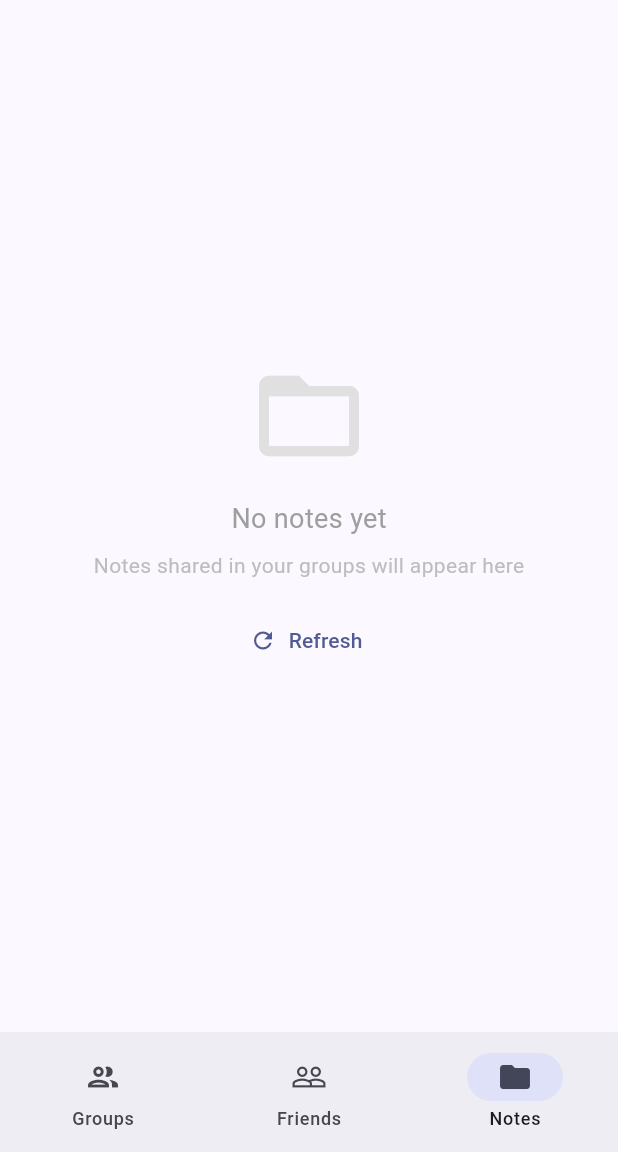
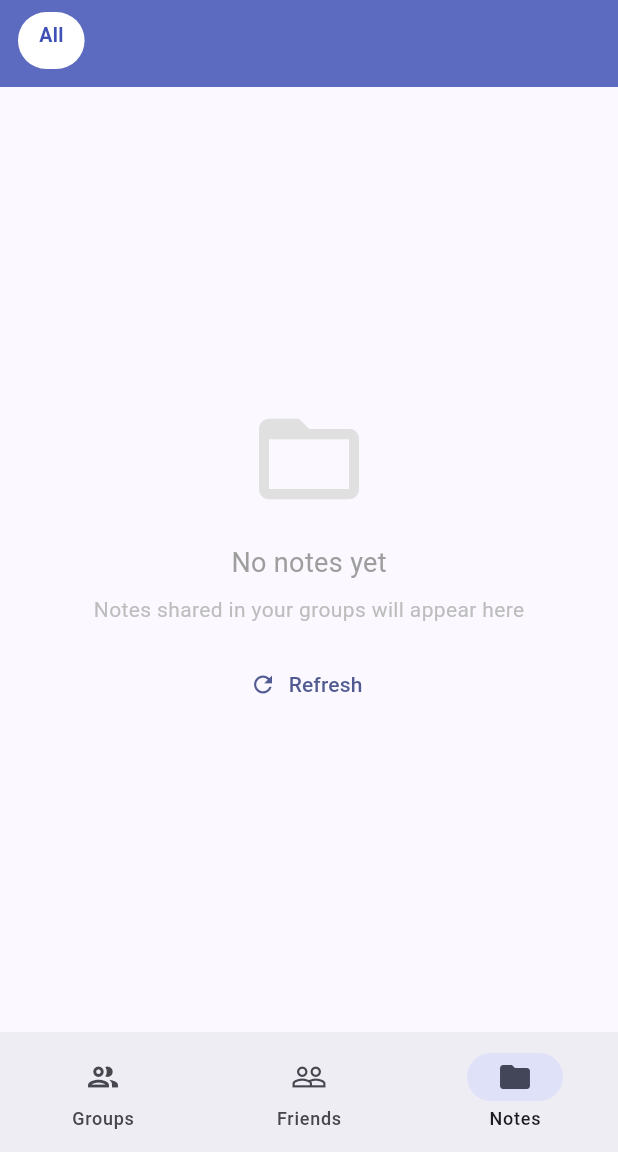
Before and after one commit to Shreerang912/StudySync, a Flutter app: the screen it shows once a user with an empty profile is signed in, item 3 of the bottom bar chosen, after a tap on "Refresh", on a phone screen of 412 x 824 dp, the part 84-1236 px from its top. Run offline on Flutter 3.47's test engine with Material 3 defaults, Android fonts, the phone set to English and light mode, and no system bars; our stand-ins replace cached_network_image, image_picker, supabase_flutter; accounts and stored records are empty.

Commit message:
Add subject filter chips to notes manager
Add subject-based filtering to the Notes Manager screen. Introduces _subjects and _selectedSubject state, calls getSubjectsForGroups and passes subject to fetchNotes so notes can be fetched per-subject. Adds a horizontal filter chip bar (including an "All" chip) and a _FilterChip widget to select subjects and refresh the list. Adjusts list rendering to show a flat note list when a subject is selected and preserves grouped-by-subject view otherwise; updates empty-state messaging accordingly. Minor formatting cleanups in NoteCard and image placeholder handling.

```diff
--- a/lib/screens/notes/notes_manager_screen.dart
+++ b/lib/screens/notes/notes_manager_screen.dart
@@ -19,6 +19,8 @@ class _NotesManagerScreenState extends State<NotesManagerScreen> {
   final _db = FirestoreService();
   List<GroupModel> _myGroups = [];
   List<NoteModel> _allNotes = [];
+  List<String> _subjects = [];
+  String? _selectedSubject;
   bool _isLoading = true;
 
   @override
@@ -40,11 +42,16 @@ class _NotesManagerScreenState extends State<NotesManagerScreen> {
   Future<void> _loadNotes() async {
     setState(() => _isLoading = true);
     final groupIds = _myGroups.map((g) => g.id).toList();
-    final notes = await _db.fetchNotes(groupIds: groupIds);
+    final notes = await _db.fetchNotes(
+      groupIds: groupIds,
+      subject: _selectedSubject,
+    );
+    final subjects = await _db.getSubjectsForGroups(groupIds);
 
     if (mounted) {
       setState(() {
         _allNotes = notes;
+        _subjects = subjects;
         _isLoading = false;
       });
     }
@@ -61,7 +68,41 @@ class _NotesManagerScreenState extends State<NotesManagerScreen> {
   @override
   Widget build(BuildContext context) {
     return Scaffold(
-      body: _isLoading
+      body: Column(
+        children: [
+          Container(
+            color: const Color(0xFF5C6BC0),
+            padding: const EdgeInsets.fromLTRB(12, 8, 12, 12),
+            child: SizedBox(
+              height: 38,
+              child: ListView(
+                scrollDirection: Axis.horizontal,
+                children: [
+                  _FilterChip(
+                    label: 'All',
+                    selected: _selectedSubject == null,
+                    onTap: () {
+                      setState(() => _selectedSubject = null);
+                      _loadNotes();
+                    },
+                  ),
+                  ..._subjects.map(
+                    (s) => _FilterChip(
+                      label: s,
+                      selected: _selectedSubject == s,
+                      onTap: () {
+                        setState(() => _selectedSubject = s);
+                        _loadNotes();
+                      },
+                    ),
+                  ),
+                ],
+              ),
+            ),
+          ),
+
+          Expanded(
+            child: _isLoading
                 ? const Center(child: CircularProgressIndicator())
                 : _allNotes.isEmpty
                     ? Center(
@@ -71,12 +112,20 @@ class _NotesManagerScreenState extends State<NotesManagerScreen> {
                             Icon(Icons.folder_open,
                                 size: 80, color: Colors.grey.shade300),
                             const SizedBox(height: 16),
-                      Text('No notes yet',
+                            Text(
+                              _selectedSubject != null
+                                  ? 'No notes for this subject'
+                                  : 'No notes yet',
                               style: TextStyle(
-                              fontSize: 18, color: Colors.grey.shade500)),
+                                  fontSize: 18,
+                                  color: Colors.grey.shade500),
+                            ),
                             const SizedBox(height: 8),
-                      Text('Notes shared in your groups will appear here',
-                          style: TextStyle(color: Colors.grey.shade400)),
+                            Text(
+                              'Notes shared in your groups will appear here',
+                              style:
+                                  TextStyle(color: Colors.grey.shade400),
+                            ),
                             const SizedBox(height: 16),
                             TextButton.icon(
                               onPressed: _loadNotes,
@@ -88,16 +137,66 @@ class _NotesManagerScreenState extends State<NotesManagerScreen> {
                       )
                     : RefreshIndicator(
                         onRefresh: _loadNotes,
-                  child: ListView.builder(
+                        child: _selectedSubject != null
+                            ? ListView.builder(
                                 padding: const EdgeInsets.all(12),
-                    itemCount: _groupNotesBySubject().keys.length,
+                                itemCount: _allNotes.length,
+                                itemBuilder: (ctx, i) =>
+                                    _NoteCard(note: _allNotes[i]),
+                              )
+                            : ListView.builder(
+                                padding: const EdgeInsets.all(12),
+                                itemCount:
+                                    _groupNotesBySubject().keys.length,
                                 itemBuilder: (ctx, i) {
-                      final subject =
-                          _groupNotesBySubject().keys.toList()[i];
-                      final notes = _groupNotesBySubject()[subject]!;
+                                  final subject = _groupNotesBySubject()
+                                      .keys
+                                      .toList()[i];
+                                  final notes =
+                                      _groupNotesBySubject()[subject]!;
                                   return _SubjectSection(
                                       subject: subject, notes: notes);
                                 },
+                              ),
+                      ),
+          ),
+        ],
+      ),
+    );
+  }
+}
+
+class _FilterChip extends StatelessWidget {
+  final String label;
+  final bool selected;
+  final VoidCallback onTap;
+
+  const _FilterChip({
+    required this.label,
+    required this.selected,
+    required this.onTap,
+  });
+
+  @override
+  Widget build(BuildContext context) {
+    return GestureDetector(
+      onTap: onTap,
+      child: Container(
+        margin: const EdgeInsets.only(right: 8),
+        padding:
+            const EdgeInsets.symmetric(horizontal: 14, vertical: 6),
+        decoration: BoxDecoration(
+          color: selected ? Colors.white : Colors.white24,
+          borderRadius: BorderRadius.circular(20),
+        ),
+        child: Text(
+          label,
+          style: TextStyle(
+            color: selected ? const Color(0xFF3F51B5) : Colors.white,
+            fontWeight:
+                selected ? FontWeight.bold : FontWeight.normal,
+            fontSize: 13,
+          ),
         ),
       ),
     );
@@ -176,6 +275,7 @@ class _SubjectSectionState extends State<_SubjectSection> {
     );
   }
 }
+
 class _NoteCard extends StatelessWidget {
   final NoteModel note;
   const _NoteCard({required this.note});
@@ -218,8 +318,7 @@ class _NoteCard extends StatelessWidget {
                   fit: BoxFit.cover,
                   placeholder: (_, __) => Container(
                     color: Colors.grey.shade200,
-                    child:
-                        const Icon(Icons.image, color: Colors.grey),
+                    child: const Icon(Icons.image, color: Colors.grey),
                   ),
                   errorWidget: (_, __, ___) => Container(
                     color: Colors.grey.shade200,
@@ -244,11 +343,9 @@ class _NoteCard extends StatelessWidget {
               child: Column(
                 crossAxisAlignment: CrossAxisAlignment.start,
                 children: [
-                  Text(
-                    note.topic,
+                  Text(note.topic,
                       style: const TextStyle(
-                        fontWeight: FontWeight.bold, fontSize: 15),
-                  ),
+                          fontWeight: FontWeight.bold, fontSize: 15)),
                   const SizedBox(height: 3),
                   Row(
                     children: [
```
Lines whose indentation alone changed are shown as unchanged.
